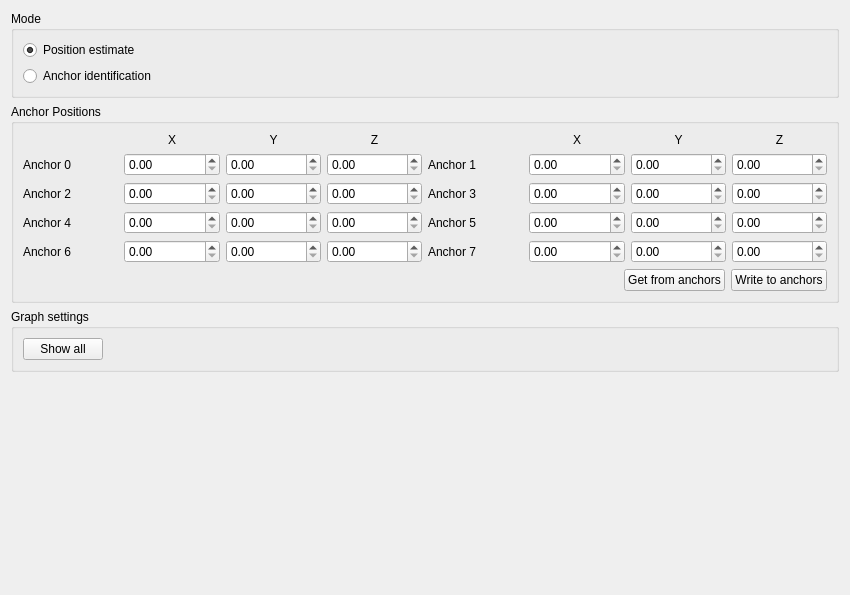
This is src/cfclient/ui/tabs/locopositioning_tab.ui in bitcraze/crazyflie-clients-python as Qt 5 draws it before an edit. The edited form follows.
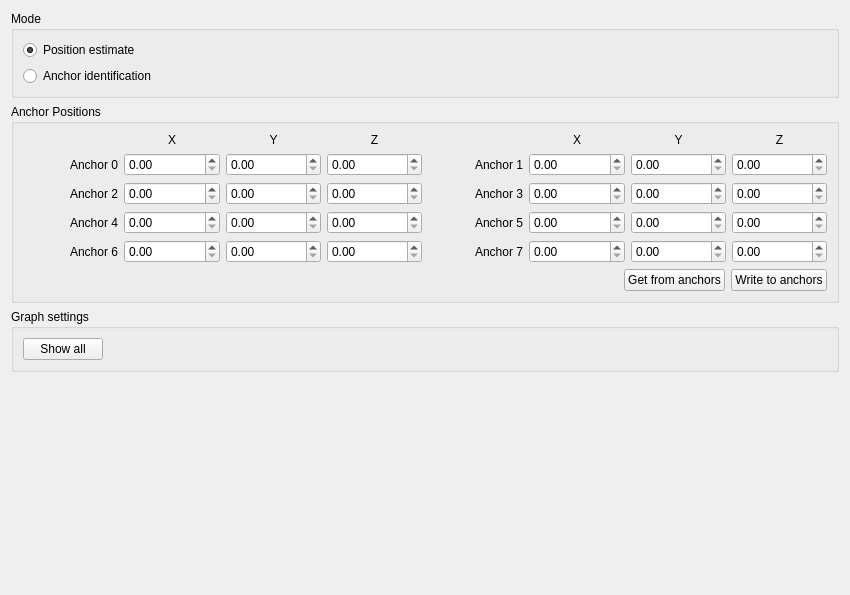
This is the edited form.

Commit message: Color LPS tab position spinners red/green to indicate if position is set (#306)

Diff of the .ui file:
```diff
--- a/src/cfclient/ui/tabs/locopositioning_tab.ui
+++ b/src/cfclient/ui/tabs/locopositioning_tab.ui
@@ -79,6 +79,9 @@
                   <property name="text">
                    <string>Anchor 0</string>
                   </property>
+                  <property name="alignment">
+                   <set>Qt::AlignRight|Qt::AlignTrailing|Qt::AlignVCenter</set>
+                  </property>
                  </widget>
                 </item>
                 <item row="1" column="2">
@@ -136,6 +139,9 @@
                   <property name="text">
                    <string>Anchor 1</string>
                   </property>
+                  <property name="alignment">
+                   <set>Qt::AlignRight|Qt::AlignTrailing|Qt::AlignVCenter</set>
+                  </property>
                  </widget>
                 </item>
                 <item row="1" column="1">
@@ -189,6 +195,9 @@
                 <property name="text">
                  <string>Anchor 2</string>
                 </property>
+                <property name="alignment">
+                 <set>Qt::AlignRight|Qt::AlignTrailing|Qt::AlignVCenter</set>
+                </property>
                </widget>
               </item>
               <item>
@@ -209,6 +218,9 @@
                 <property name="text">
                  <string>Anchor 3</string>
                 </property>
+                <property name="alignment">
+                 <set>Qt::AlignRight|Qt::AlignTrailing|Qt::AlignVCenter</set>
+                </property>
                </widget>
               </item>
               <item>
@@ -233,6 +245,9 @@
                 <property name="text">
                  <string>Anchor 4</string>
                 </property>
+                <property name="alignment">
+                 <set>Qt::AlignRight|Qt::AlignTrailing|Qt::AlignVCenter</set>
+                </property>
                </widget>
               </item>
               <item>
@@ -253,6 +268,9 @@
                 <property name="text">
                  <string>Anchor 5</string>
                 </property>
+                <property name="alignment">
+                 <set>Qt::AlignRight|Qt::AlignTrailing|Qt::AlignVCenter</set>
+                </property>
                </widget>
               </item>
               <item>
@@ -277,6 +295,9 @@
                 <property name="text">
                  <string>Anchor 6</string>
                 </property>
+                <property name="alignment">
+                 <set>Qt::AlignRight|Qt::AlignTrailing|Qt::AlignVCenter</set>
+                </property>
                </widget>
               </item>
               <item>
@@ -297,6 +318,9 @@
                 <property name="text">
                  <string>Anchor 7</string>
                 </property>
+                <property name="alignment">
+                 <set>Qt::AlignRight|Qt::AlignTrailing|Qt::AlignVCenter</set>
+                </property>
                </widget>
               </item>
               <item>
```
The commit also changes 1 other file.
